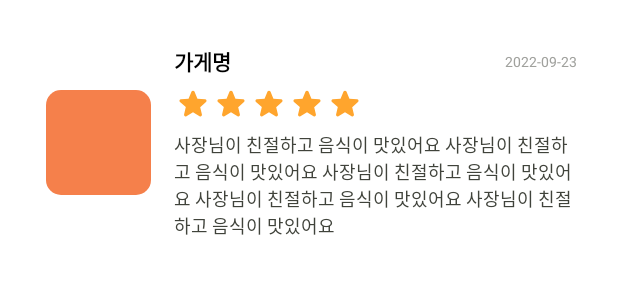
After one commit to MJU-AFFILIATES/affiliates-android, an Android app: the layout item_myreview.xml on its own in the app's theme, with its tools: preview values and no code run, on a phone screen of 412 x 824 dp. The commit adds this screen. Shown: the top 300 px of the screen. Run offline under Robolectric (Android 15) with nearby library versions, the phone set to English and light mode, and no system bars.

Commit message:
[FEAT] MyReviewActivity-layout

```diff
--- a/app/src/main/AndroidManifest.xml
+++ b/app/src/main/AndroidManifest.xml
@@ -35,7 +35,8 @@
 
         <activity android:name="com.example.Affiliates.ui.view.login.ActivitySignUp"/>
         <activity android:name="com.example.Affiliates.ui.view.MainActivity"/>
-<!--        <activity android:name=".ui.view.login.LoginActivity"/>-->
+        <activity android:name=".ui.view.StoreActivity"/>
+        <activity android:name=".ui.view.MyreviewActivity"/>
     </application>
 
 </manifest>
--- a/app/src/main/res/drawable/star_on.xml
+++ b/app/src/main/res/drawable/star_on.xml
@@ -1,4 +1,4 @@
-<vector xmlns:android="http://schemas.android.com/apk/res/android"
+ <vector xmlns:android="http://schemas.android.com/apk/res/android"
     android:width="60dp"
     android:height="60dp"
     android:viewportWidth="60"
--- /dev/null
+++ b/app/src/main/res/drawable/star_on_yellow.xml
@@ -0,0 +1,13 @@
+<vector xmlns:android="http://schemas.android.com/apk/res/android"
+    android:width="60dp"
+    android:height="60dp"
+    android:viewportWidth="60"
+    android:viewportHeight="60">
+    <group>
+        <clip-path
+            android:pathData="M0,0h60v60h-60z"/>
+        <path
+            android:pathData="M30,43.175L40.375,49.45C42.275,50.6 44.6,48.9 44.1,46.75L41.35,34.95L50.525,27C52.2,25.55 51.3,22.8 49.1,22.625L37.025,21.6L32.3,10.45C31.45,8.425 28.55,8.425 27.7,10.45L22.975,21.575L10.9,22.6C8.7,22.775 7.8,25.525 9.475,26.975L18.65,34.925L15.9,46.725C15.4,48.875 17.725,50.575 19.625,49.425L30,43.175Z"
+            android:fillColor="@color/orange"/>
+    </group>
+</vector>
--- /dev/null
+++ b/app/src/main/res/drawable/style_contents.xml
@@ -0,0 +1,8 @@
+<?xml version="1.0" encoding="utf-8"?>
+<shape
+    xmlns:android="http://schemas.android.com/apk/res/android"
+    android:shape="rectangle">
+    <solid android:color="@color/orange_dark"/>
+    <corners
+        android:radius="10dp"/>
+</shape>
--- /dev/null
+++ b/app/src/main/res/drawable/style_item_myreview.xml
@@ -0,0 +1,8 @@
+<?xml version="1.0" encoding="utf-8"?>
+<shape
+    xmlns:android="http://schemas.android.com/apk/res/android"
+    android:shape="rectangle">
+    <solid android:color="@color/white"/>
+    <corners
+        android:radius="20dp"/>
+</shape>
--- /dev/null
+++ b/app/src/main/res/layout/item_myreview.xml
@@ -0,0 +1,108 @@
+<?xml version="1.0" encoding="utf-8"?>
+<androidx.constraintlayout.widget.ConstraintLayout xmlns:android="http://schemas.android.com/apk/res/android"
+    android:layout_width="match_parent"
+    android:layout_height="wrap_content"
+    xmlns:app="http://schemas.android.com/apk/res-auto"
+    android:layout_marginStart="15dp"
+    android:layout_marginEnd="15dp"
+    android:layout_marginTop="10dp"
+    android:background="@drawable/style_item_myreview">
+
+    <ImageView
+        android:id="@+id/item_my_review_iv"
+        android:layout_width="70dp"
+        android:layout_height="70dp"
+        android:background="@drawable/style_contents"
+        android:layout_marginTop="25dp"
+        android:layout_marginBottom="25dp"
+        android:layout_marginStart="15dp"
+        app:layout_constraintTop_toTopOf="parent"
+        app:layout_constraintBottom_toBottomOf="parent"
+        app:layout_constraintStart_toStartOf="parent"/>
+
+    <TextView
+        android:id="@+id/item_my_review_title_tv"
+        android:layout_width="wrap_content"
+        android:layout_height="wrap_content"
+        android:text="@string/myreview_name"
+        android:textColor="@color/black"
+        android:textSize="14sp"
+        android:textStyle="bold"
+        android:layout_marginTop="20dp"
+        android:layout_marginStart="15dp"
+        app:layout_constraintTop_toTopOf="parent"
+        app:layout_constraintStart_toEndOf="@id/item_my_review_iv"/>
+
+    <LinearLayout
+        android:id="@+id/item_star_layout"
+        android:layout_width="wrap_content"
+        android:layout_height="wrap_content"
+        android:orientation="horizontal"
+        android:layout_marginTop="5dp"
+        app:layout_constraintTop_toBottomOf="@id/item_my_review_title_tv"
+        app:layout_constraintStart_toStartOf="@id/item_my_review_title_tv">
+
+        <ImageView
+            android:id="@+id/star_01"
+            android:layout_width="25dp"
+            android:layout_height="25dp"
+            android:src="@drawable/star_on_yellow"/>
+
+        <ImageView
+            android:id="@+id/star_02"
+            android:layout_width="25dp"
+            android:layout_height="25dp"
+            android:src="@drawable/star_on_yellow"/>
+
+        <ImageView
+            android:id="@+id/star_03"
+            android:layout_width="25dp"
+            android:layout_height="25dp"
+            android:src="@drawable/star_on_yellow"/>
+
+        <ImageView
+            android:id="@+id/star_04"
+            android:layout_width="25dp"
+            android:layout_height="25dp"
+            android:src="@drawable/star_on_yellow"/>
+
+        <ImageView
+            android:id="@+id/star_05"
+            android:layout_width="25dp"
+            android:layout_height="25dp"
+            android:src="@drawable/star_on_yellow"/>
+
+    </LinearLayout>
+
+    <TextView
+        android:id="@+id/myreview_date_tv"
+        android:layout_width="wrap_content"
+        android:layout_height="wrap_content"
+        android:text="@string/myreview_date"
+        android:textColor="@color/gray"
+        android:textSize="9sp"
+        android:layout_marginEnd="12dp"
+        app:layout_constraintTop_toTopOf="@id/item_my_review_title_tv"
+        app:layout_constraintBottom_toBottomOf="@id/item_my_review_title_tv"
+        app:layout_constraintEnd_toEndOf="parent"/>
+
+    <TextView
+        android:id="@+id/myreview_content_tv"
+        android:layout_width="0dp"
+        android:layout_height="wrap_content"
+        android:text="@string/myreview_content"
+        android:textColor="@color/dark_gray"
+        android:textSize="12sp"
+        android:layout_marginTop="5dp"
+        android:layout_marginBottom="20dp"
+        app:layout_constraintEnd_toEndOf="@id/myreview_date_tv"
+        app:layout_constraintTop_toBottomOf="@id/item_star_layout"
+        app:layout_constraintStart_toStartOf="@id/item_star_layout"
+        app:layout_constraintBottom_toBottomOf="parent"/>
+
+
+
+
+
+
+</androidx.constraintlayout.widget.ConstraintLayout>
--- a/app/src/main/res/values/colors.xml
+++ b/app/src/main/res/values/colors.xml
@@ -17,7 +17,7 @@
     <color name="orange">#FFA52D</color>
     <color name="orange_trans">#F2D4A4</color>
     <color name="orange_light">#FFB248</color>
-    <color name="orange_dark">#3786C9</color>
+    <color name="orange_dark">#F5804B</color>
     <color name="error_red">#CA2323</color>
 
 </resources>
--- a/app/src/main/res/values/strings.xml
+++ b/app/src/main/res/values/strings.xml
@@ -42,9 +42,16 @@
     <string name="main_activity">장소</string>
 
 <!--    item_store-->
+    <string name="store_activity_content">아이스크림과 감자튀김 제공</string>
+    <string name="store_review">리뷰 작성하기</string>
     <string name="store_nickname">홍길동</string>
     <string name="store_content">사장님이 친절하고 음식이 맛있어요 사장님이 친절하고 음식이 맛있어요 사장님이 친절하고 음식이 맛있어요 사장님이 친절하고 음식이 맛있어요 사장님이 친절하고 음식이 맛있어요</string>
     <string name="store_date">2022-09-29</string>
 
+<!--    activty_myreview-->
+    <string name="myreview_title">내가 작성한 리뷰</string>
+    <string name="myreview_name">가게명</string>
+    <string name="myreview_date">2022-09-23</string>
+    <string name="myreview_content">사장님이 친절하고 음식이 맛있어요 사장님이 친절하고 음식이 맛있어요 사장님이 친절하고 음식이 맛있어요 사장님이 친절하고 음식이 맛있어요 사장님이 친절하고 음식이 맛있어요</string>
 
 </resources>
```
Also changed, not shown: app/src/main/java/com/example/Affiliates/ui/view/MainActivity.kt (+12 -0 lines), app/src/main/java/com/example/Affiliates/ui/view/MyreviewActivity.kt (added, +19 -0 lines), app/src/main/java/com/example/Affiliates/ui/view/SettingActivity.kt (+9 -0 lines), app/src/main/java/com/example/Affiliates/ui/view/StoreActivity.kt (+27 -0 lines), app/src/main/res/drawable/star_off_orange.xml (added, +13 -0 lines), app/src/main/res/drawable/star_off_yellow.xml (added, +14 -0 lines), app/src/main/res/drawable/star_on_orange.xml (added, +13 -0 lines), app/src/main/res/layout/activity_myreview.xml (added, +61 -0 lines), app/src/main/res/layout/activity_store.xml (+100 -14 lines), app/src/main/res/drawable/review.png (added).
